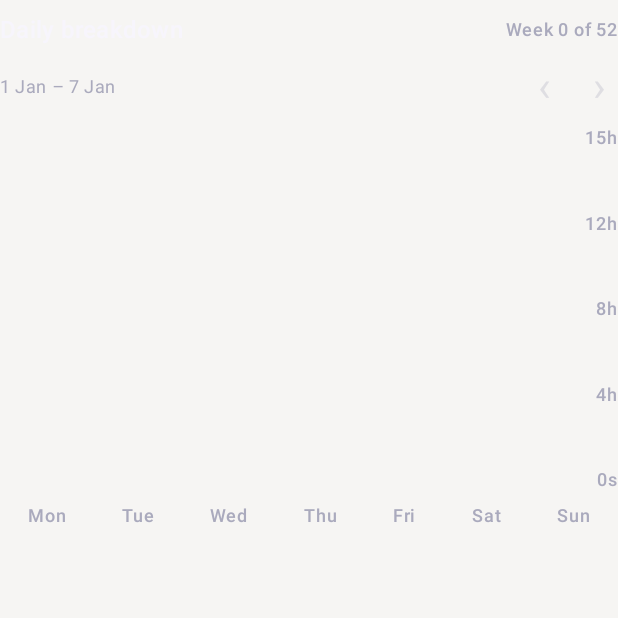
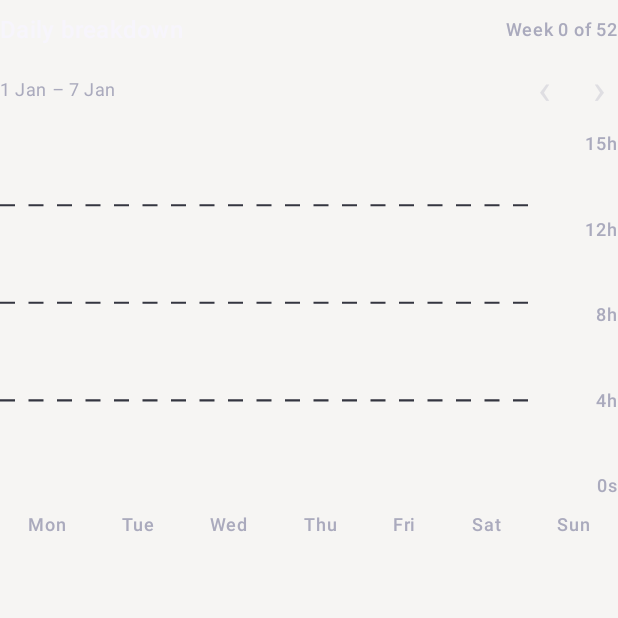
Before and after one commit to manvithm771-sketch/Dopamine-Diet-, an Android app built with Jetpack Compose: the composable WeekdayScreenTimeChart called with empty values, on a phone screen of 412 x 824 dp, the top half of it. Run offline under Robolectric (Android 15) with nearby library versions, the phone set to English and light mode, and no system bars; 1 statement that could not run was skipped.

Commit message:
Match Screen Time insights weekday chart to reference

```diff
--- a/app/src/main/java/com/focusduo/ui/DopamineDietScreenTimeDestination.kt
+++ b/app/src/main/java/com/focusduo/ui/DopamineDietScreenTimeDestination.kt
@@ -607,9 +607,10 @@ private fun WeekdayScreenTimeChart(
     val maxSeconds = 15L * 60L * 60L
     val weekEndMillis = (Calendar.getInstance().apply { timeInMillis = weekStartMillis }).apply { add(Calendar.DAY_OF_YEAR, 6) }.timeInMillis
     val dateFormat = remember { SimpleDateFormat("d MMM", Locale.getDefault()) }
+
     Column(
         modifier = Modifier.fillMaxWidth().padding(top = 8.dp),
-        verticalArrangement = Arrangement.spacedBy(8.dp)
+        verticalArrangement = Arrangement.spacedBy(10.dp)
     ) {
         Row(Modifier.fillMaxWidth(), verticalAlignment = Alignment.CenterVertically) {
             Text("Daily breakdown", color = TimeText, style = MaterialTheme.typography.titleMedium, fontWeight = FontWeight.SemiBold, modifier = Modifier.weight(1f))
@@ -628,15 +629,20 @@ private fun WeekdayScreenTimeChart(
                     modifier = Modifier.clip(CircleShape).clickable(enabled = canGoNext, onClick = onNext).padding(horizontal = 8.dp))
             }
         }
+
+        // Reference-matched weekday chart: dark canvas, dashed hour guides,
+        // lavender Monday bar, muted gradient bars, and a right-side hour axis.
         Row(
             modifier = Modifier.fillMaxWidth().height(244.dp),
             verticalAlignment = Alignment.CenterVertically
         ) {
-            Canvas(modifier = Modifier.weight(1f).fillMaxSize().padding(end = 12.dp)) {
+            Canvas(
+                modifier = Modifier.weight(1f).fillMaxSize().padding(end = 12.dp)
+            ) {
                 val chartHeight = size.height
                 val chartWidth = size.width
-                val gridValues = listOf(15f, 12f, 8f, 4f, 0f)
-                gridValues.forEach { hours ->
+                val gridHours = listOf(12f, 8f, 4f)
+                gridHours.forEach { hours ->
                     val y = chartHeight - (hours / 15f) * chartHeight
                     drawLine(
                         color = Color(0xFF343640),
@@ -648,16 +654,20 @@ private fun WeekdayScreenTimeChart(
                 }
                 val slot = chartWidth / 7f
                 val barWidth = slot * 0.62f
-                dayTotals.forEachIndexed { index, seconds ->
+                dayTotals.take(7).forEachIndexed { index, seconds ->
                     val fraction = (seconds.toFloat() / maxSeconds.toFloat()).coerceIn(0f, 1f)
                     if (fraction > 0f) {
                         val barHeight = chartHeight * fraction
                         val left = index * slot + (slot - barWidth) / 2f
                         drawRoundRect(
                             brush = if (index == 0) {
-                                Brush.verticalGradient(listOf(Color(0xFFB6BFFF), Color(0xFF777D9E)))
+                                Brush.verticalGradient(
+                                    listOf(Color(0xFFB6BFFF), Color(0xFF777D9E))
+                                )
                             } else {
-                                Brush.verticalGradient(listOf(Color(0xFF45495B), Color(0xFF242630)))
+                                Brush.verticalGradient(
+                                    listOf(Color(0xFF45495B), Color(0xFF242630))
+                                )
                             },
                             topLeft = Offset(left, chartHeight - barHeight),
                             size = Size(barWidth, barHeight),
@@ -667,7 +677,7 @@ private fun WeekdayScreenTimeChart(
                 }
             }
             Column(
-                modifier = Modifier.fillMaxSize().width(42.dp),
+                modifier = Modifier.width(42.dp).fillMaxSize(),
                 verticalArrangement = Arrangement.SpaceBetween,
                 horizontalAlignment = Alignment.End
             ) {
```
